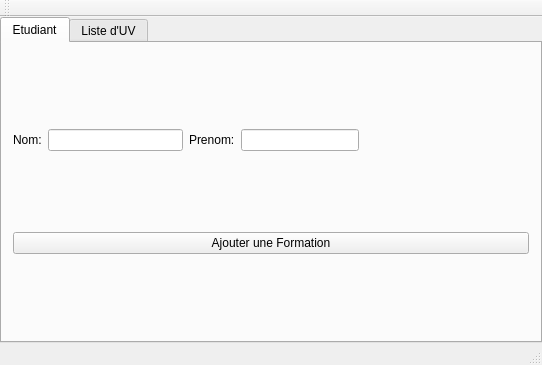
V1rgul/UT-profiler, file src/view/mainwindow.ui: the form before one commit.
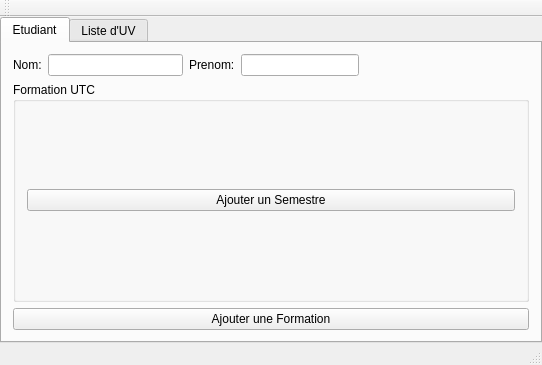
The form after the commit.

Patch:
```diff
--- a/src/view/mainwindow.ui
+++ b/src/view/mainwindow.ui
@@ -39,7 +39,7 @@
        <attribute name="title">
         <string>Etudiant</string>
        </attribute>
-       <layout class="QVBoxLayout" name="verticalLayout_2" stretch="0,0">
+       <layout class="QVBoxLayout" name="verticalLayout_2" stretch="0,0,0">
         <item>
          <layout class="QHBoxLayout" name="horizontalLayout_3">
           <item>
@@ -85,6 +85,22 @@
           </item>
          </layout>
         </item>
+        <item>
+         <widget class="QGroupBox" name="groupBox">
+          <property name="title">
+           <string>Formation UTC</string>
+          </property>
+          <layout class="QVBoxLayout" name="verticalLayout_3">
+           <item>
+            <widget class="QPushButton" name="buttonAddSemestre">
+             <property name="text">
+              <string>Ajouter un Semestre</string>
+             </property>
+            </widget>
+           </item>
+          </layout>
+         </widget>
+        </item>
         <item>
          <layout class="QHBoxLayout" name="horizontalLayout_4">
           <item>
```
